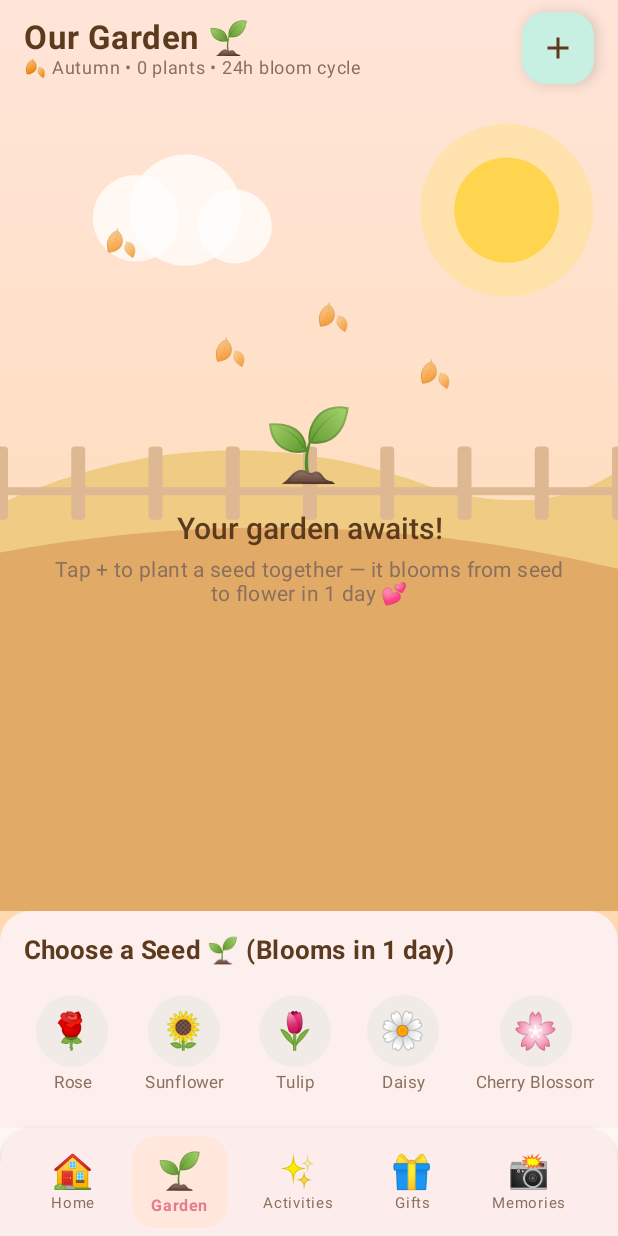
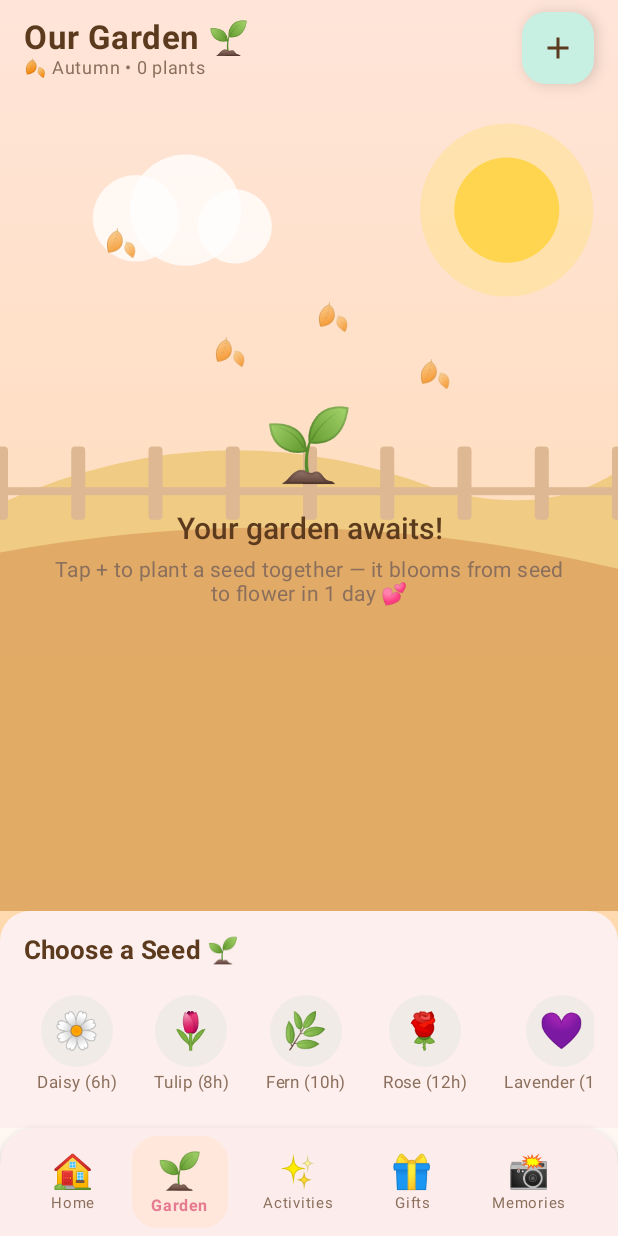
Before and after one commit to krmayur/ProjectAnti, an Android app built with Jetpack Compose: the GardenScreen screen opened through its navigation route, after a tap on "Plant", on a phone screen of 412 x 824 dp. Run offline under Robolectric (Android 15) with nearby library versions, the phone set to English and light mode, and no system bars; our stand-ins replace Dagger/Hilt's generated code, Firebase (no records; nobody signed in at launch, a user with empty details on screens opened directly).

Commit message:
Add plant harvesting with coin/XP rewards and per-flower bloom times

```diff
--- a/app/src/main/java/com/ourworld/app/data/model/Garden.kt
+++ b/app/src/main/java/com/ourworld/app/data/model/Garden.kt
@@ -15,13 +15,12 @@ data class Plant(
     val positionY: Float = 0.5f,
     val season: Season = Season.SPRING
 ) {
-    companion object {
-        const val FULL_GROWTH_MILLIS: Long = 24L * 60L * 60L * 1000L // 1 day
-    }
+    fun fullGrowthMillis(): Long = type.growHours * 60L * 60L * 1000L
 
     fun computedProgress(nowMs: Long = System.currentTimeMillis()): Float {
         val elapsed = (nowMs - plantedAt).coerceAtLeast(0L) + growthBoostMillis
-        return (elapsed.toFloat() / FULL_GROWTH_MILLIS.toFloat()).coerceIn(0f, 1f)
+        val total = fullGrowthMillis().coerceAtLeast(1L)
+        return (elapsed.toFloat() / total.toFloat()).coerceIn(0f, 1f)
     }
 
     fun computedStage(nowMs: Long = System.currentTimeMillis()): GrowthStage {
@@ -37,25 +36,31 @@ data class Plant(
 
     fun timeRemainingLabel(nowMs: Long = System.currentTimeMillis()): String {
         val elapsed = (nowMs - plantedAt).coerceAtLeast(0L) + growthBoostMillis
-        val remaining = (FULL_GROWTH_MILLIS - elapsed).coerceAtLeast(0L)
-        if (remaining == 0L) return "Full Bloom! 🌸"
+        val remaining = (fullGrowthMillis() - elapsed).coerceAtLeast(0L)
+        if (remaining == 0L) return "Ready to harvest! 🌾"
         val hours = remaining / (1000L * 60L * 60L)
         val mins = (remaining / (1000L * 60L)) % 60L
         return if (hours > 0) "${hours}h ${mins}m to bloom" else "${mins}m to bloom"
     }
 }
 
-enum class PlantType(val label: String, val emoji: String, val growDays: Int) {
-    ROSE("Rose", "🌹", 1),
-    SUNFLOWER("Sunflower", "🌻", 1),
-    TULIP("Tulip", "🌷", 1),
-    DAISY("Daisy", "🌼", 1),
-    CHERRY_BLOSSOM("Cherry Blossom", "🌸", 1),
-    CACTUS("Cactus", "🌵", 1),
-    LAVENDER("Lavender", "💜", 1),
-    FERN("Fern", "🌿", 1),
-    BONSAI("Bonsai", "🌳", 1),
-    LOVE_TREE("Love Tree", "💕", 1)
+enum class PlantType(
+    val label: String,
+    val emoji: String,
+    val growHours: Int,
+    val harvestCoins: Int,
+    val harvestXp: Int
+) {
+    DAISY("Daisy", "🌼", 6, 15, 10),
+    TULIP("Tulip", "🌷", 8, 20, 15),
+    FERN("Fern", "🌿", 10, 22, 15),
+    ROSE("Rose", "🌹", 12, 28, 20),
+    LAVENDER("Lavender", "💜", 16, 32, 25),
+    SUNFLOWER("Sunflower", "🌻", 20, 38, 30),
+    CHERRY_BLOSSOM("Cherry Blossom", "🌸", 24, 45, 35),
+    CACTUS("Cactus", "🌵", 30, 52, 40),
+    BONSAI("Bonsai", "🌳", 36, 65, 50),
+    LOVE_TREE("Love Tree", "💕", 48, 85, 65)
 }
 
 enum class GrowthStage(val label: String, val emoji: String) {
--- a/app/src/main/java/com/ourworld/app/ui/navigation/NavGraph.kt
+++ b/app/src/main/java/com/ourworld/app/ui/navigation/NavGraph.kt
@@ -148,6 +148,7 @@ fun OurWorldNavGraph(
                 onWaterPlant = { gardenViewModel.waterPlant(coupleId, it) },
                 onRemovePlant = { gardenViewModel.removePlant(coupleId, it) },
                 onMovePlant = { id, x, y -> gardenViewModel.movePlant(coupleId, id, x, y) },
+                onHarvestPlant = { plant -> gardenViewModel.harvestPlant(coupleId, plant, userId) },
                 onTogglePlanting = { gardenViewModel.togglePlanting() }
             )
         }
--- a/app/src/main/java/com/ourworld/app/ui/viewmodel/GardenViewModel.kt
+++ b/app/src/main/java/com/ourworld/app/ui/viewmodel/GardenViewModel.kt
@@ -66,6 +66,12 @@ class GardenViewModel @Inject constructor(
         }
     }
 
+    fun harvestPlant(coupleId: String, plant: Plant, userId: String) {
+        viewModelScope.launch {
+            gardenRepository.harvestPlant(coupleId, plant, userId)
+        }
+    }
+
     fun togglePlanting() {
         _uiState.value = _uiState.value.copy(isPlanting = !_uiState.value.isPlanting)
     }
```
Also changed, not shown: app/src/main/java/com/ourworld/app/data/repository/GardenRepository.kt (+19 -2 lines), app/src/main/java/com/ourworld/app/ui/screens/garden/GardenScreen.kt (+27 -6 lines).
